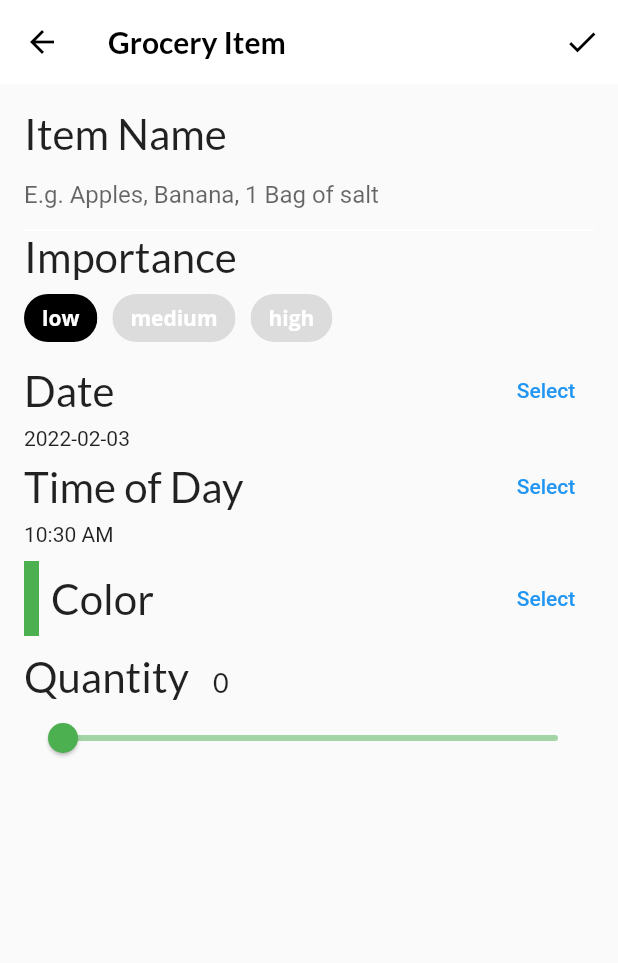
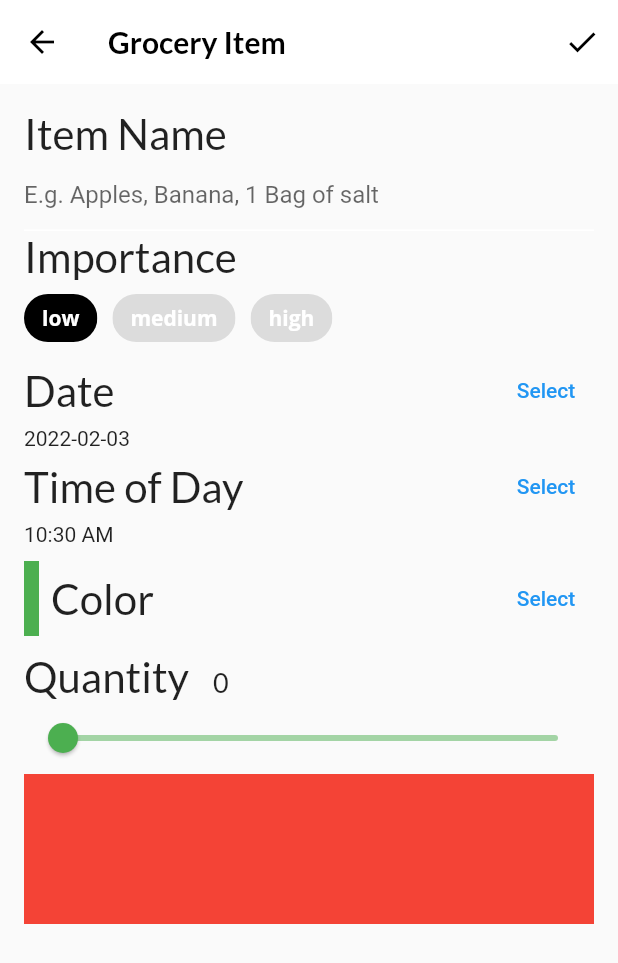
Before and after one commit to tommycp-flutter-apprentice/06-interactive-widgets, a Flutter app: the screen it shows after launch, item 3 of the bottom bar chosen, after a tap on the "add" icon, on a phone screen of 412 x 824 dp. Shown: the top 963 px of the screen. Run offline on Flutter 3.47's test engine with Material 2 defaults, Android fonts, the phone set to English and light mode, and no system bars; our stand-ins replace flutter_colorpicker, google_fonts; project files that could hold a hidden picture were left out.

Commit message:
6.10 Creating a grocery tile

```diff
--- /dev/null
+++ b/fooderlich/lib/components/grocery_tile.dart
@@ -0,0 +1,41 @@
+import 'package:flutter/material.dart';
+import 'package:google_fonts/google_fonts.dart';
+import 'package:intl/intl.dart';
+import '../models/grocery_item.dart';
+
+class GroceryTile extends StatelessWidget {
+  // You include a GroceryItem to configure the tile.
+  final GroceryItem item;
+  // onComplete is a callback handler that lets you know whether
+  // the user toggled the checkbox on or off.
+  final Function(bool?)? onComplete;
+  // textDecoration helps style all the Texts.
+  final TextDecoration textDecoration;
+
+  // When you initialize a GroceryTile, you check the item to see if
+  // the user marked it as complete. If so, you show a strike through the text.
+  // Otherwise, you display the text as normal.
+  GroceryTile({
+    Key? key,
+    required this.item,
+    this.onComplete,
+  })  : textDecoration =
+            item.isComplete ? TextDecoration.lineThrough : TextDecoration.none,
+        super(key: key);
+
+  @override
+  Widget build(BuildContext context) {
+    // TODO 21: Change this Widget
+    return Container(
+      height: 100.0,
+      // TODO 20: Replace this color
+      color: Colors.red,
+    );
+  }
+
+  // TODO: Add BuildImportance()
+
+  // TODO: Add buildDate()
+
+  // TODO: Add buildCheckbox()
+}
--- a/fooderlich/lib/models/grocery_item.dart
+++ b/fooderlich/lib/models/grocery_item.dart
@@ -1,11 +1,7 @@
 import 'package:flutter/painting.dart';
 
 // Importance is an enum that you’ll use to tag the importance of an item: low, medium or high.
-enum Importance {
-  low,
-  medium,
-  high,
-}
+enum Importance { low, medium, high }
 
 class GroceryItem {
   // Each GroceryItem must have a unique id to differentiate the items from one other.
@@ -26,7 +22,7 @@ class GroceryItem {
     required this.color,
     required this.quantity,
     required this.date,
-    required this.isComplete,
+    this.isComplete = false,
   });
 
   // copyWith copies and creates a completely new instance of GroceryItem.
--- a/fooderlich/lib/screens/grocery_item_screen.dart
+++ b/fooderlich/lib/screens/grocery_item_screen.dart
@@ -4,6 +4,7 @@ import 'package:flutter_colorpicker/flutter_colorpicker.dart';
 import 'package:intl/intl.dart';
 import 'package:uuid/uuid.dart';
 import '../models/models.dart';
+import '../components/grocery_tile.dart';
 
 class GroceryItemScreen extends StatefulWidget {
   // onCreate is a callback that lets you know when a new item is created.
@@ -115,7 +116,22 @@ class _GroceryItemScreenState extends State<GroceryItemScreen> {
             buildColorPicker(context),
             const SizedBox(height: 10.0),
             buildQuantityField(),
-            // TODO 19: Add Grocery Tile
+            GroceryTile(
+              item: GroceryItem(
+                id: 'previewMode',
+                name: _name,
+                importance: _importance,
+                color: _currentColor,
+                quantity: _currentSliderValue,
+                date: DateTime(
+                  _dueDate.year,
+                  _dueDate.month,
+                  _dueDate.day,
+                  _timeOfDay.hour,
+                  _timeOfDay.minute,
+                ),
+              ),
+            )
           ],
         ),
       ),
```
